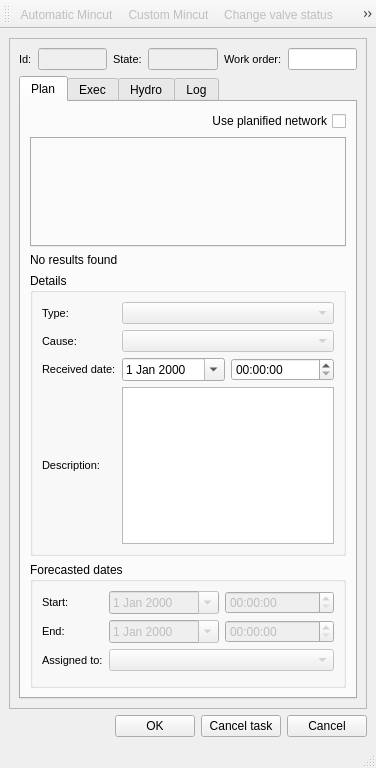
Giswater/giswater_qgis_plugin, file core/ui/toolbars/om/mincut.ui: the form before one commit.
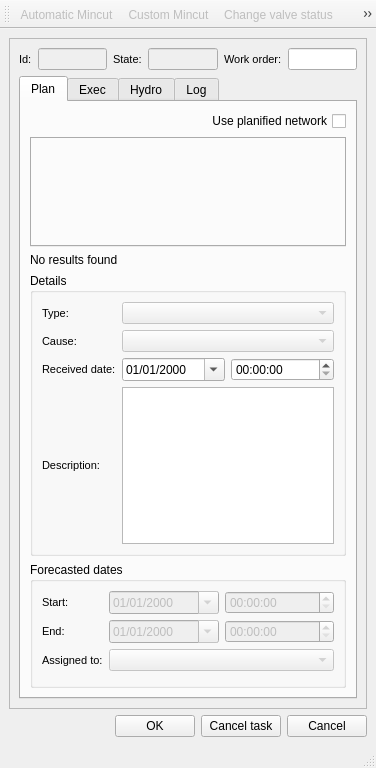
The form after the commit. Icons and pictures are not drawn.

Commit message: Enhancement: set display format for QDate Widgets

```diff
--- a/core/ui/toolbars/om/mincut.ui
+++ b/core/ui/toolbars/om/mincut.ui
@@ -252,6 +252,9 @@
                    <property name="enabled">
                     <bool>true</bool>
                    </property>
+                   <property name="displayFormat">
+                    <string>dd/MM/yyyy</string>
+                   </property>
                    <property name="calendarPopup">
                     <bool>true</bool>
                    </property>
@@ -503,6 +506,9 @@
                    <property name="enabled">
                     <bool>false</bool>
                    </property>
+                   <property name="displayFormat">
+                    <string>dd/MM/yyyy</string>
+                   </property>
                    <property name="calendarPopup">
                     <bool>true</bool>
                    </property>
@@ -520,6 +526,9 @@
                    <property name="enabled">
                     <bool>false</bool>
                    </property>
+                   <property name="displayFormat">
+                    <string>dd/MM/yyyy</string>
+                   </property>
                    <property name="calendarPopup">
                     <bool>true</bool>
                    </property>
```
Left out of the diff: 6 changed lines with no effect on the pictures. The commit also changes 7 other files.
